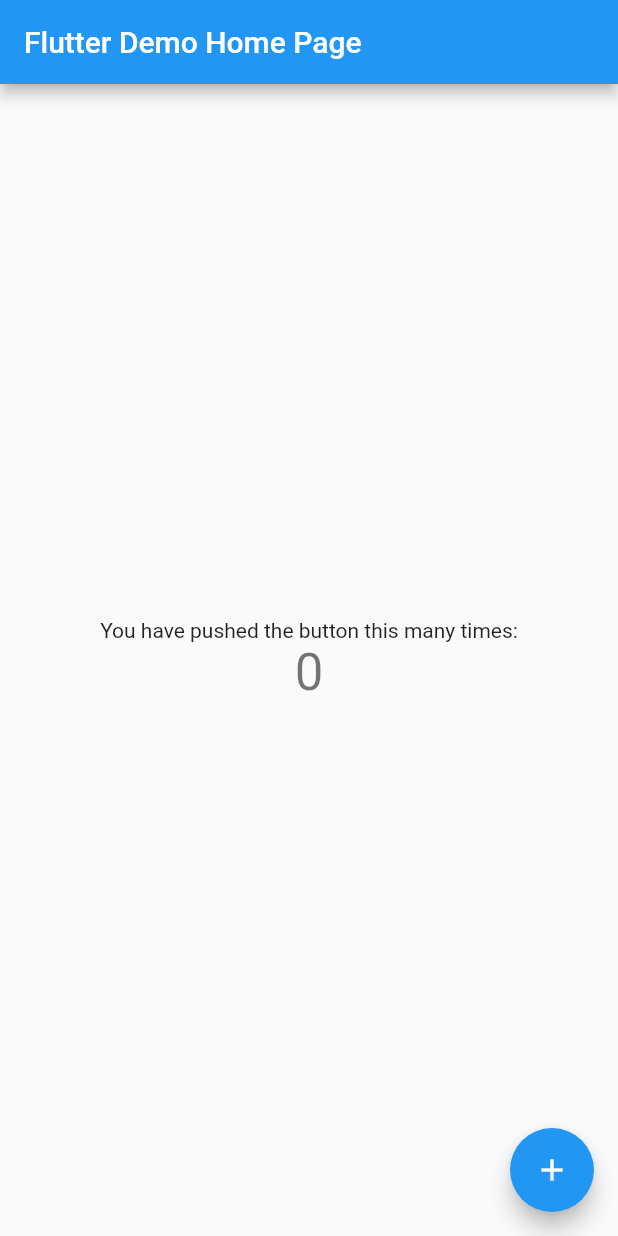
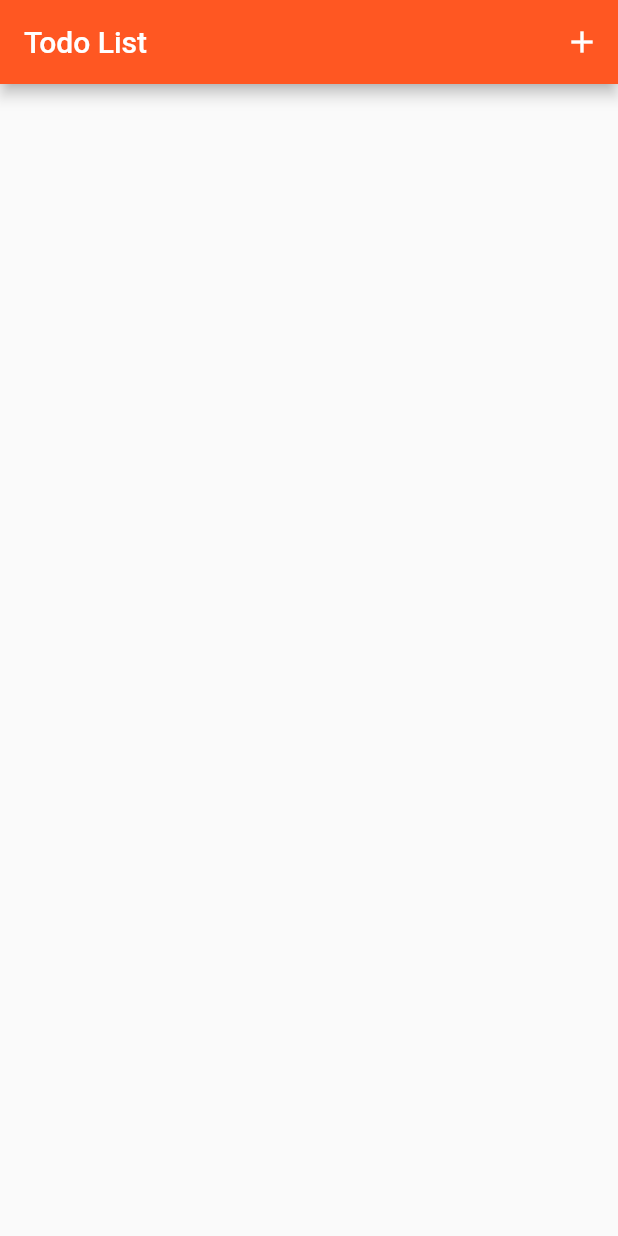
Before and after one commit to jocgomez/quansa_homework, a Flutter app: the screen it shows after launch, on a phone screen of 412 x 824 dp. Run offline on Flutter 3.47's test engine with Material 2 defaults, Android fonts, the phone set to English and light mode, and no system bars; our stand-ins replace rxdart.

Commit message:
WIP - MVVM structure, appbar widget and todo  model

```diff
--- a/analysis_options.yaml
+++ b/analysis_options.yaml
@@ -24,6 +24,12 @@
   rules:
     # avoid_print: false  # Uncomment to disable the `avoid_print` rule
     # prefer_single_quotes: true  # Uncomment to enable the `prefer_single_quotes` rule
+    prefer_single_quotes: true
+    always_put_required_named_parameters_first: false
+    avoid_classes_with_only_static_members: false
+    sort_pub_dependencies: false
+    sort_constructors_first: false
+    public_member_api_docs: false
 
 # Additional information about this file can be found at
 # https://dart.dev/guides/language/analysis-options
--- /dev/null
+++ b/lib/domain/model/todo.dart
@@ -0,0 +1,20 @@
+import 'package:json_annotation/json_annotation.dart';
+
+part 'todo.g.dart';
+
+@JsonSerializable()
+class Todo {
+  final String title, description, photoUrl;
+  final bool isDone;
+
+  Todo({
+    required this.title,
+    required this.description,
+    required this.photoUrl,
+    this.isDone = false,
+  });
+
+  factory Todo.fromJson(Map<String, dynamic> json) => _$TodoFromJson(json);
+
+  Map<String, dynamic> toJson() => _$TodoToJson(this);
+}
--- a/lib/main.dart
+++ b/lib/main.dart
@@ -1,4 +1,5 @@
 import 'package:flutter/material.dart';
+import 'package:quansa_homework/pages/home_view.dart';
 
 void main() {
   runApp(const MyApp());
@@ -11,105 +12,12 @@
   @override
   Widget build(BuildContext context) {
     return MaterialApp(
-      title: 'Flutter Demo',
+      debugShowCheckedModeBanner: false,
+      title: 'Todo List',
       theme: ThemeData(
-        // This is the theme of your application.
-        //
-        // Try running your application with "flutter run". You'll see the
-        // application has a blue toolbar. Then, without quitting the app, try
-        // changing the primarySwatch below to Colors.green and then invoke
-        // "hot reload" (press "r" in the console where you ran "flutter run",
-        // or simply save your changes to "hot reload" in a Flutter IDE).
-        // Notice that the counter didn't reset back to zero; the application
-        // is not restarted.
-        primarySwatch: Colors.blue,
+        primarySwatch: Colors.deepOrange,
       ),
-      home: const MyHomePage(title: 'Flutter Demo Home Page'),
+      home: const HomeView(),
     );
   }
 }
-
-class MyHomePage extends StatefulWidget {
-  const MyHomePage({Key? key, required this.title}) : super(key: key);
-
-  // This widget is the home page of your application. It is stateful, meaning
-  // that it has a State object (defined below) that contains fields that affect
-  // how it looks.
-
-  // This class is the configuration for the state. It holds the values (in this
-  // case the title) provided by the parent (in this case the App widget) and
-  // used by the build method of the State. Fields in a Widget subclass are
-  // always marked "final".
-
-  final String title;
-
-  @override
-  State<MyHomePage> createState() => _MyHomePageState();
-}
-
-class _MyHomePageState extends State<MyHomePage> {
-  int _counter = 0;
-
-  void _incrementCounter() {
-    setState(() {
-      // This call to setState tells the Flutter framework that something has
-      // changed in this State, which causes it to rerun the build method below
-      // so that the display can reflect the updated values. If we changed
-      // _counter without calling setState(), then the build method would not be
-      // called again, and so nothing would appear to happen.
-      _counter++;
-    });
-  }
-
-  @override
-  Widget build(BuildContext context) {
-    // This method is rerun every time setState is called, for instance as done
-    // by the _incrementCounter method above.
-    //
-    // The Flutter framework has been optimized to make rerunning build methods
-    // fast, so that you can just rebuild anything that needs updating rather
-    // than having to individually change instances of widgets.
-    return Scaffold(
-      appBar: AppBar(
-        // Here we take the value from the MyHomePage object that was created by
-        // the App.build method, and use it to set our appbar title.
-        title: Text(widget.title),
-      ),
-      body: Center(
-        // Center is a layout widget. It takes a single child and positions it
-        // in the middle of the parent.
-        child: Column(
-          // Column is also a layout widget. It takes a list of children and
-          // arranges them vertically. By default, it sizes itself to fit its
-          // children horizontally, and tries to be as tall as its parent.
-          //
-          // Invoke "debug painting" (press "p" in the console, choose the
-          // "Toggle Debug Paint" action from the Flutter Inspector in Android
-          // Studio, or the "Toggle Debug Paint" command in Visual Studio Code)
-          // to see the wireframe for each widget.
-          //
-          // Column has various properties to control how it sizes itself and
-          // how it positions its children. Here we use mainAxisAlignment to
-          // center the children vertically; the main axis here is the vertical
-          // axis because Columns are vertical (the cross axis would be
-          // horizontal).
-          mainAxisAlignment: MainAxisAlignment.center,
-          children: <Widget>[
-            const Text(
-              'You have pushed the button this many times:',
-            ),
-            Text(
-              '$_counter',
-              style: Theme.of(context).textTheme.headline4,
-            ),
-          ],
-        ),
-      ),
-      floatingActionButton: FloatingActionButton(
-        onPressed: _incrementCounter,
-        tooltip: 'Increment',
-        child: const Icon(Icons.add),
-      ), // This trailing comma makes auto-formatting nicer for build methods.
-    );
-  }
-}
--- /dev/null
+++ b/lib/pages/home_status.dart
@@ -0,0 +1 @@
+class HomeStatus {}
--- /dev/null
+++ b/lib/pages/home_view.dart
@@ -0,0 +1,32 @@
+import 'package:flutter/material.dart';
+import 'package:provider/provider.dart';
+import 'package:quansa_homework/pages/home_view_model.dart';
+import 'package:quansa_homework/widgets/appbar_widget.dart';
+
+class HomeView extends StatelessWidget {
+  const HomeView({Key? key}) : super(key: key);
+
+  @override
+  Widget build(BuildContext context) {
+    return ChangeNotifierProvider<HomeViewModel>(
+      create: (_) => HomeViewModel(),
+      child: const HomeViewBody(),
+    );
+  }
+}
+
+class HomeViewBody extends StatefulWidget {
+  const HomeViewBody({Key? key}) : super(key: key);
+
+  @override
+  State<HomeViewBody> createState() => _HomeViewBodyState();
+}
+
+class _HomeViewBodyState extends State<HomeViewBody> {
+  @override
+  Widget build(BuildContext context) {
+    return const Scaffold(
+      appBar: AppbarWidget(),
+    );
+  }
+}
--- /dev/null
+++ b/lib/pages/home_view_model.dart
@@ -0,0 +1,3 @@
+import 'package:quansa_homework/view_model.dart';
+
+class HomeViewModel extends ViewModel {}
--- /dev/null
+++ b/lib/widgets/appbar_widget.dart
@@ -0,0 +1,23 @@
+import 'package:flutter/material.dart';
+
+class AppbarWidget extends StatelessWidget with PreferredSizeWidget {
+  const AppbarWidget({Key? key}) : super(key: key);
+
+  @override
+  Size get preferredSize => const Size.fromHeight(kToolbarHeight);
+
+  @override
+  Widget build(BuildContext context) {
+    return AppBar(
+      title: const Text('Todo List'),
+      actions: [
+        IconButton(
+          icon: const Icon(Icons.add),
+          onPressed: () {
+            // TODO: Create dialog to create todo item.
+          },
+        ),
+      ],
+    );
+  }
+}
--- a/pubspec.yaml
+++ b/pubspec.yaml
@@ -34,6 +34,9 @@
   # The following adds the Cupertino Icons font to your application.
   # Use with the CupertinoIcons class for iOS style icons.
   cupertino_icons: ^1.0.2
+  provider: ^6.0.1
+  rxdart: ^0.27.2
+
 
 dev_dependencies:
   flutter_test:
@@ -45,6 +48,9 @@
   # package. See that file for information about deactivating specific lint
   # rules and activating additional ones.
   flutter_lints: ^2.0.0
+  lint: ^1.8.2
+  json_serializable: ^6.3.1
+  build_runner: ^2.1.4
 
 # For information on the generic Dart part of this file, see the
 # following page: https://dart.dev/tools/pub/pubspec
```
Also changed, not shown: lib/view_model.dart (added, +35 -0 lines), lib/domain/model/todo.g.dart (added), pubspec.lock.
